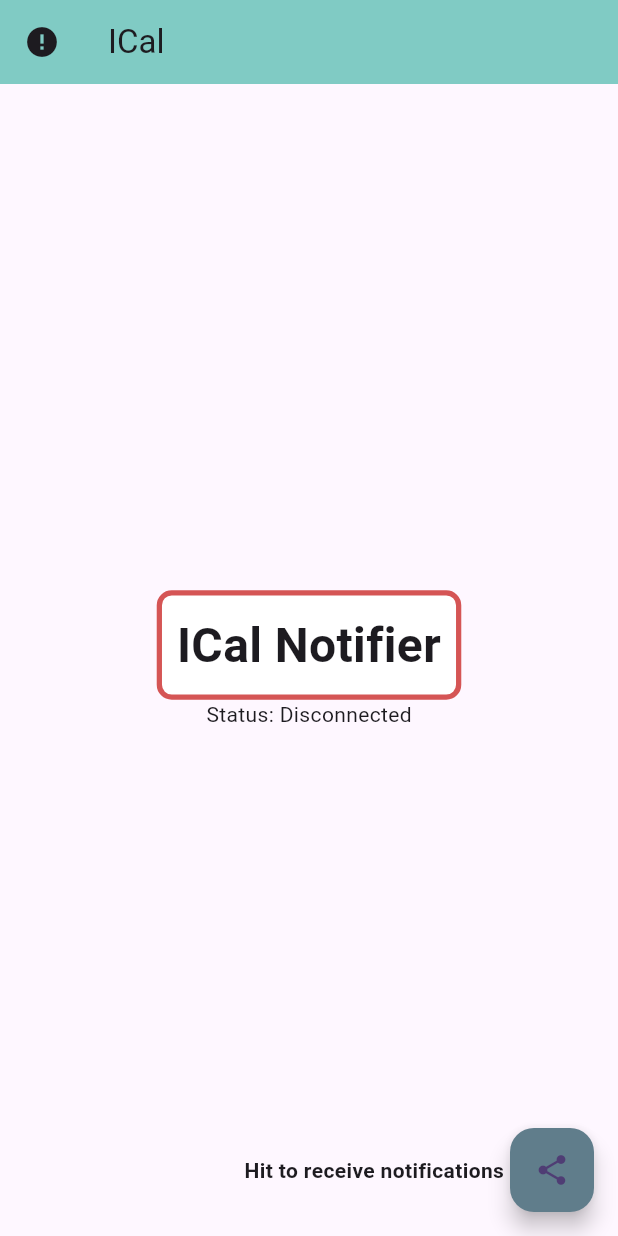
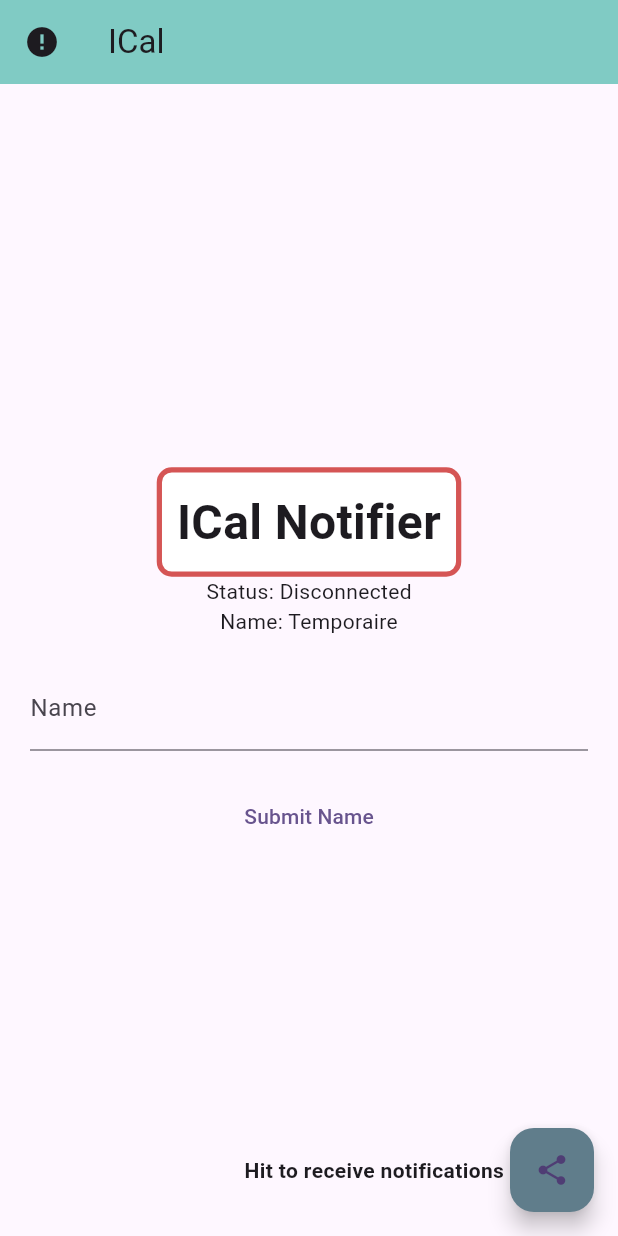
Before and after one commit to Secr3ts/ICSFE-Notifier, a Flutter app: the screen it shows after launch, on a phone screen of 412 x 824 dp. Run offline on Flutter 3.47's test engine with Material 3 defaults, Android fonts, the light colour scheme and no system bars; our stand-ins replace firebase_auth, firebase_core, firebase_database, firebase_messaging, flutter_local_notifications, google_sign_in and 1 more; missing offline and left inert: firebase_app_check, fuzzy; accounts and stored records are empty.

Commit message:
escalier dla douche la

```diff
--- a/lib/main.dart
+++ b/lib/main.dart
@@ -11,9 +11,12 @@ import 'package:firebase_auth/firebase_auth.dart';
 import 'package:google_sign_in/google_sign_in.dart';
 import 'package:firebase_database/firebase_database.dart';
 import 'package:logger/logger.dart';
+import 'package:fuzzy/fuzzy.dart';
 
 FirebaseAuth auth = FirebaseAuth.instance;
 Logger logger = Logger();
+List<String> names = ['Sofyan', 'Alois', 'Youssef', 'Hadrien'];
+String name = 'Temporaire';
 
 void flow(String token) async {
   await _signInWithGoogle();
@@ -24,6 +27,8 @@ void flow(String token) async {
 }
 
 void showNotification(String head, String body) async {
+  if (head.contains(name)) {return;}
+
   const AndroidNotificationDetails androidPlatformChannelSpecifics =
       AndroidNotificationDetails('69', 'icalmabite',
           channelDescription: 'tounsgay',
@@ -118,11 +123,9 @@ Future<void> _backgroundHandler(RemoteMessage message) async {
   // make sure you call `initializeApp` before using other Firebase services.
   await Firebase.initializeApp();
 
-  showNotification(message.data.values.firstOrNull, message.data.values.lastOrNull);
-  if (kDebugMode) {
-    print(message.data);
-    print("bite");
-  }
+  showNotification(
+      message.data.values.firstOrNull, message.data.values.lastOrNull);
+  logger.i(message.data.toString());
 }
 
 class Notifier extends StatelessWidget {
@@ -177,6 +180,8 @@ class HomePage extends StatefulWidget {
 class _HomePageState extends State<HomePage> {
   String? fcmToken = '';
   bool logged = false || FirebaseAuth.instance.currentUser != null;
+
+  final TextEditingController _textEditingController =  TextEditingController();
 
   @override
   void initState() {
@@ -278,10 +283,34 @@ class _HomePageState extends State<HomePage> {
               // wireframe for each widget.
               mainAxisAlignment: MainAxisAlignment.center,
               children: <Widget>[
-                const Center(child: AnimatedBorder()),
                 Center(
-                  child: Text(
-                      "Status: ${auth.currentUser != null ? "Connected" : "Disconnected"}"),
+                  child: Column(
+                    children: [
+                      const AnimatedBorder(),
+                      Text(
+                          "Status: ${auth.currentUser != null ? "Connected" : "Disconnected"}"),
+                      Text("Name: $name"),
+                      Padding(
+                        padding: const EdgeInsets.all(20.0),
+                        child: TextField(
+                          controller: _textEditingController,
+                          decoration: const InputDecoration(
+                            labelText: "Name",
+                            hintText: "Enter one of the 4 names"
+                          ),
+                        ),
+                      ),
+                      TextButton(onPressed: () {
+                        String tname = _textEditingController.text;
+                        final fuse = Fuzzy(names);
+                        final result = fuse.search(tname);
+
+                        setState(() {
+                          name = result[0].item;
+                        });
+                      }, child: const Text('Submit Name'))
+                    ],
+                  ),
                 ),
               ],
             ),
--- a/pubspec.yaml
+++ b/pubspec.yaml
@@ -42,6 +42,7 @@ dependencies:
   firebase_database: ^10.4.0
   logger: ^2.0.2+1
   flutter_local_notifications: ^16.3.2
+  fuzzy: ^0.5.1
 
 dev_dependencies:
   flutter_launcher_icons: ^0.13.1
```
Also changed, not shown: pubspec.lock, 1 other file.
